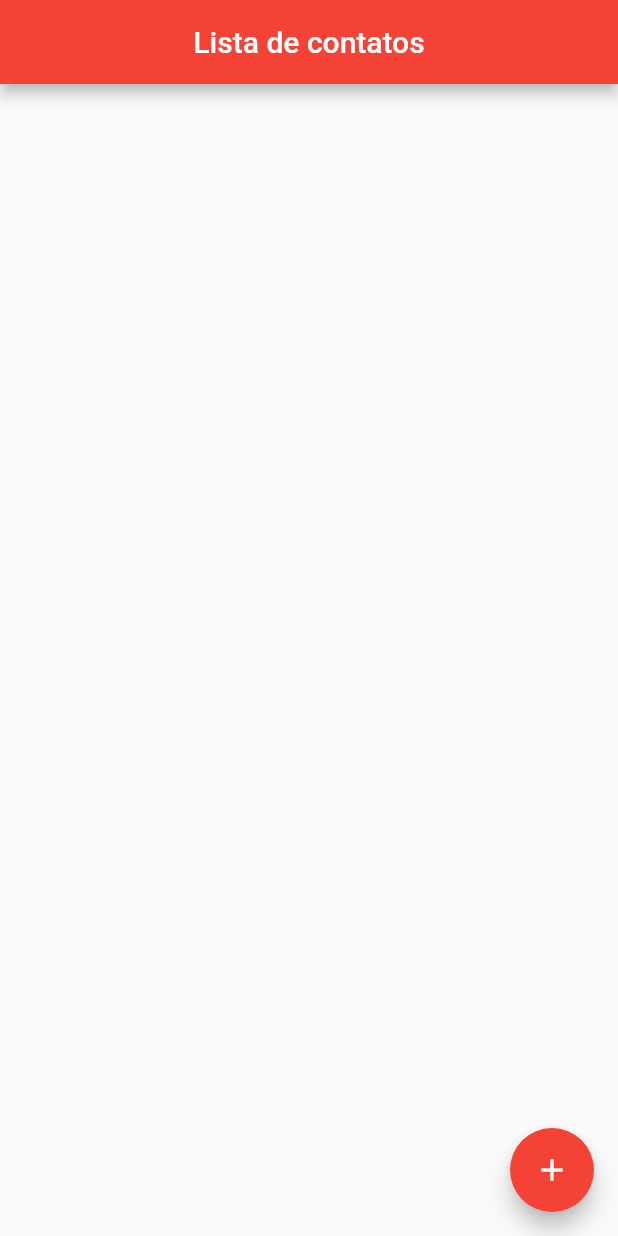
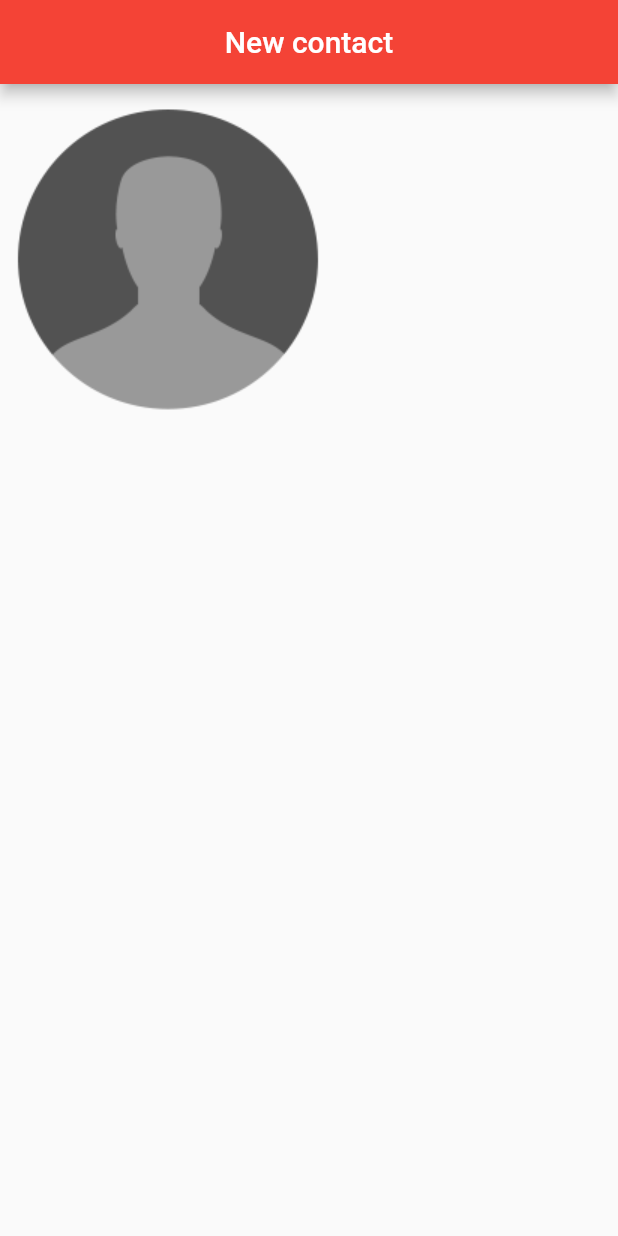
Before and after one commit to yuritoledo/contacts_list, a Flutter app: the screen it shows after launch, on a phone screen of 412 x 824 dp. Run offline on Flutter 3.47's test engine with Material 2 defaults, Android fonts, the phone set to English and light mode, and no system bars; our stand-ins replace sqflite; accounts and stored records are empty.

Commit message:
Create new page: Contact form

```diff
--- a/lib/main.dart
+++ b/lib/main.dart
@@ -1,4 +1,4 @@
-import 'package:contacts_list/ui/home.dart';
+import 'package:contacts_list/ui/contact_form.dart';
 import 'package:flutter/material.dart';
 
 void main() => runApp(App());
@@ -8,7 +8,7 @@ class App extends StatelessWidget {
   Widget build(BuildContext context) {
     return MaterialApp(
       title: 'Contact list',
-      home: Home(),
+      home: ContactForm(),
     );
   }
 }
--- /dev/null
+++ b/lib/ui/contact_form.dart
@@ -0,0 +1,50 @@
+import 'dart:io';
+
+import 'package:contacts_list/helpers/contact.dart';
+import 'package:flutter/material.dart';
+
+class ContactForm extends StatefulWidget {
+  final Contact contact;
+
+  ContactForm({this.contact});
+
+  @override
+  _ContactFormState createState() => _ContactFormState();
+}
+
+class _ContactFormState extends State<ContactForm> {
+  Contact contact;
+
+  @override
+  void initState() {
+    super.initState();
+
+    if (widget.contact != null) {
+      contact = Contact.fromMap(widget.contact.toMap());
+    } else {
+      contact = Contact();
+    }
+  }
+
+  @override
+  Widget build(BuildContext context) {
+    return Scaffold(
+      appBar: AppBar(
+        title: Text('New contact'),
+        backgroundColor: Colors.red,
+        centerTitle: true,
+      ),
+      body: SingleChildScrollView(
+        padding: EdgeInsets.symmetric(horizontal: 10.0, vertical: 15.0),
+        child: Column(
+          children: <Widget>[
+            Image(
+                image: contact.img == null
+                    ? AssetImage('images/avatar.png')
+                    : FileImage(File(contact.img)))
+          ],
+        ),
+      ),
+    );
+  }
+}
--- a/lib/ui/home.dart
+++ b/lib/ui/home.dart
@@ -1,3 +1,5 @@
+import 'dart:io';
+
 import 'package:contacts_list/helpers/contact.dart';
 import 'package:flutter/material.dart';
 
@@ -49,14 +51,14 @@ class _HomeState extends State<Home> {
       child: Row(
         children: <Widget>[
           Container(
-            width: 80,
-            height: 80,
+            width: 80.0,
+            height: 80.0,
             decoration: BoxDecoration(
                 shape: BoxShape.circle,
                 image: DecorationImage(
-                    image: NetworkImage(
-                  'https://image.shutterstock.com/image-vector/male-profile-picture-placeholder-vector-260nw-450966901.jpg',
-                ))),
+                    image: item.img != null
+                        ? FileImage(File(item.img))
+                        : AssetImage('images/avatar.png'))),
           ),
           Padding(
             padding: const EdgeInsets.only(left: 10),
--- a/pubspec.yaml
+++ b/pubspec.yaml
@@ -42,8 +42,8 @@ flutter:
   uses-material-design: true
 
   # To add assets to your application, add an assets section, like this:
-  # assets:
-  #  - images/a_dot_burr.jpeg
+  assets:
+    - images/avatar.png
   #  - images/a_dot_ham.jpeg
 
   # An image asset can refer to one or more resolution-specific "variants", see
```
Also changed, not shown: images/avatar.png (added).
